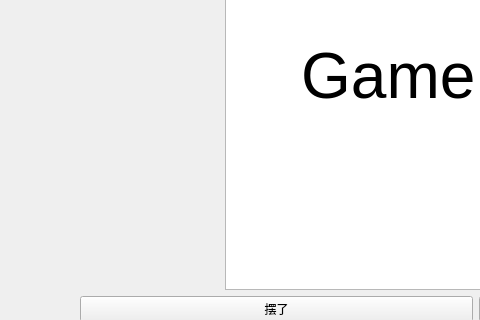
This is game.ui in ljzalc1022/GPA_NINJA as Qt 5 draws it before an edit; both pictures show x 0 to 480 and y 139 to 459 of the 1000 by 600 pixel window. The edited form follows.
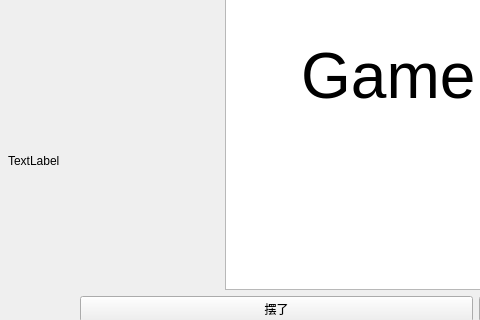
This is the edited form. Icons and pictures are not drawn.

What changed in the file:
```diff
--- a/game.ui
+++ b/game.ui
@@ -2,6 +2,9 @@
 <ui version="4.0">
  <class>Game</class>
  <widget class="QWidget" name="Game">
+  <property name="enabled">
+   <bool>true</bool>
+  </property>
   <property name="geometry">
    <rect>
     <x>0</x>
@@ -31,6 +34,9 @@
   <property name="windowTitle">
    <string>GPA NINJA</string>
   </property>
+  <property name="styleSheet">
+   <string notr="true">#Game{border-image: url(&quot;:/board.png&quot;)}</string>
+  </property>
   <widget class="QWidget" name="verticalWidget" native="true">
    <property name="geometry">
     <rect>
@@ -116,6 +122,25 @@
 &lt;p style=&quot; margin-top:12px; margin-bottom:12px; margin-left:0px; margin-right:0px; -qt-block-indent:0; text-indent:0px;&quot;&gt;&lt;span style=&quot; font-size:18pt;&quot;&gt;Score: 0&lt;/span&gt;&lt;/p&gt;&lt;/body&gt;&lt;/html&gt;</string>
    </property>
   </widget>
+  <widget class="QLabel" name="label">
+   <property name="geometry">
+    <rect>
+     <x>8</x>
+     <y>-1</y>
+     <width>991</width>
+     <height>601</height>
+    </rect>
+   </property>
+   <property name="styleSheet">
+    <string notr="true">#label{border-image: url(&quot;:/board.png&quot;)}</string>
+   </property>
+   <property name="text">
+    <string>TextLabel</string>
+   </property>
+  </widget>
+  <zorder>label</zorder>
+  <zorder>verticalWidget</zorder>
+  <zorder>textBrowser_2</zorder>
  </widget>
  <resources/>
  <connections>
```
